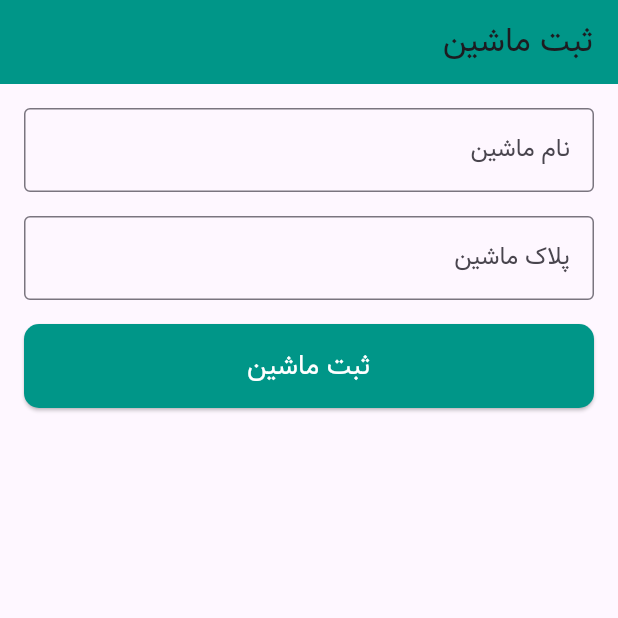
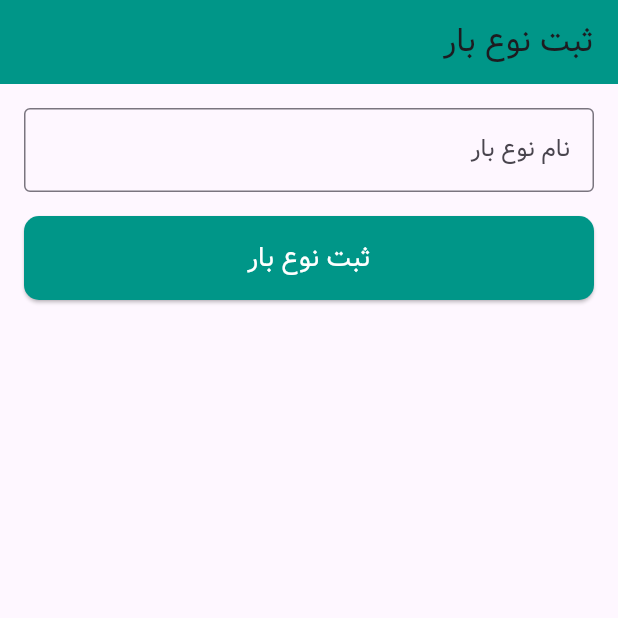
Before and after one commit to asgharkarimi/khatooni, a Flutter app: the screen it shows after launch, on a phone screen of 412 x 824 dp, the top half of it. Run offline on Flutter 3.47's test engine with Material 3 defaults, Android fonts, the phone set to English and light mode, and no system bars; our stand-ins replace image_picker.

Commit message:
add car cargo_type form and codes completed

```diff
--- /dev/null
+++ b/lib/addcargotype_form.dart
@@ -0,0 +1,93 @@
+import 'dart:convert';
+import 'package:flutter/material.dart';
+import 'package:http/http.dart' as http;
+
+class AddCargoTypeForm extends StatefulWidget {
+  @override
+  _AddCargoTypeFormState createState() => _AddCargoTypeFormState();
+}
+
+class _AddCargoTypeFormState extends State<AddCargoTypeForm> {
+  final _formKey = GlobalKey<FormState>();
+  final TextEditingController _cargoTypeController = TextEditingController();
+
+  // تابع برای ارسال فرم به سرور
+  Future<void> _submitForm() async {
+    if (_formKey.currentState!.validate()) {
+      String cargoType = _cargoTypeController.text;
+
+      // آدرس API
+      var uri = Uri.parse('http://192.168.188.166/khatoonbar/cargo_type_api.php');
+
+      // ارسال درخواست POST
+      try {
+        var response = await http.post(
+          uri,
+          headers: {'Content-Type': 'application/json'},
+          body: jsonEncode({
+            'cargo_type': cargoType,
+          }),
+        );
+
+        if (response.statusCode == 200) {
+          ScaffoldMessenger.of(context).showSnackBar(
+            SnackBar(content: Text('نوع بار با موفقیت ثبت شد')),
+          );
+        } else {
+          ScaffoldMessenger.of(context).showSnackBar(
+            SnackBar(content: Text('خطا در ثبت نوع بار')),
+          );
+        }
+      } catch (e) {
+        ScaffoldMessenger.of(context).showSnackBar(
+          SnackBar(content: Text('خطای شبکه: $e')),
+        );
+      }
+    }
+  }
+
+  @override
+  Widget build(BuildContext context) {
+    return Scaffold(
+      appBar: AppBar(
+        title: Text('ثبت نوع بار'),
+        backgroundColor: Colors.teal,
+      ),
+      body: Padding(
+        padding: const EdgeInsets.all(16.0),
+        child: Form(
+          key: _formKey,
+          child: Column(
+            crossAxisAlignment: CrossAxisAlignment.stretch,
+            children: [
+              TextFormField(
+                controller: _cargoTypeController,
+                decoration: InputDecoration(
+                  labelText: 'نام نوع بار',
+                  border: OutlineInputBorder(),
+                ),
+                validator: (value) =>
+                value!.isEmpty ? 'لطفاً نام نوع بار را وارد کنید' : null,
+              ),
+              SizedBox(height: 16),
+              ElevatedButton(
+                onPressed: _submitForm,
+                style: ElevatedButton.styleFrom(
+                  foregroundColor: Colors.white, backgroundColor: Colors.teal,
+                  padding: EdgeInsets.symmetric(vertical: 15),
+                  shape: RoundedRectangleBorder(
+                    borderRadius: BorderRadius.circular(10),
+                  ),
+                ),
+                child: Text(
+                  'ثبت نوع بار',
+                  style: TextStyle(fontSize: 18),
+                ),
+              ),
+            ],
+          ),
+        ),
+      ),
+    );
+  }
+}
--- a/lib/main.dart
+++ b/lib/main.dart
@@ -1,6 +1,7 @@
 import 'package:flutter/material.dart';
 import 'package:flutter_localizations/flutter_localizations.dart';
 import 'package:khatooni/addcar_form.dart';
+import 'package:khatooni/addcargotype_form.dart';
 
 import 'adddriver_form.dart'; // برای پشتیبانی از محلی‌سازی
 
@@ -33,7 +34,7 @@ class MyApp extends StatelessWidget {
       ],
       home: Directionality( // تنظیم جهت نوشت به RTL
         textDirection: TextDirection.rtl,
-        child: AddCarForm(),
+        child: AddCargoTypeForm(),
       ),
     );
   }
```
